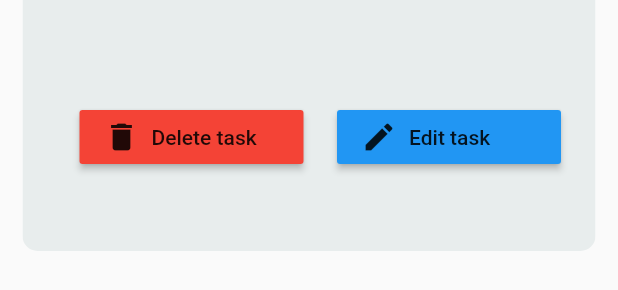
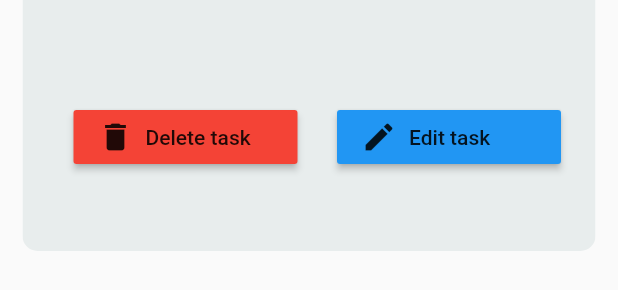
Before and after one commit to Werdert45/myTeamTasker, a Flutter app: the ActiveTask widget shown alone on an empty page, opened directly with empty values, after a tap on "MORE", on a phone screen of 412 x 824 dp. Shown: the part 364-654 px from the top of the screen. Run offline on Flutter 3.47's test engine with Material 2 defaults, Android fonts, the phone set to English and light mode, and no system bars; drawn by our look-alikes of flutter_slidable; our stand-ins replace bubble_tab_indicator, charts_flutter, circular_check_box, cloud_firestore, firebase_auth, firebase_storage and 3 more; missing offline and left inert: emoji_picker, firebase_image, flutter_clean_calendar; accounts and stored records are empty; statements that could not run were skipped.

Commit message:
APP-49: unknown alignment error fix

```diff
--- a/lib/components/active-task-tile.dart
+++ b/lib/components/active-task-tile.dart
@@ -348,7 +348,7 @@ class ActiveTaskState extends State<ActiveTask> {
                                                   ),
                                                   SizedBox(height: 54),
                                                   Padding(
-                                                    padding: const EdgeInsets.only(left: 10, right: 10),
+                                                    padding: const EdgeInsets.only(left: 6, right: 10),
                                                     child: Row(
                                                       mainAxisAlignment: MainAxisAlignment.spaceBetween,
                                                       children: [
```
